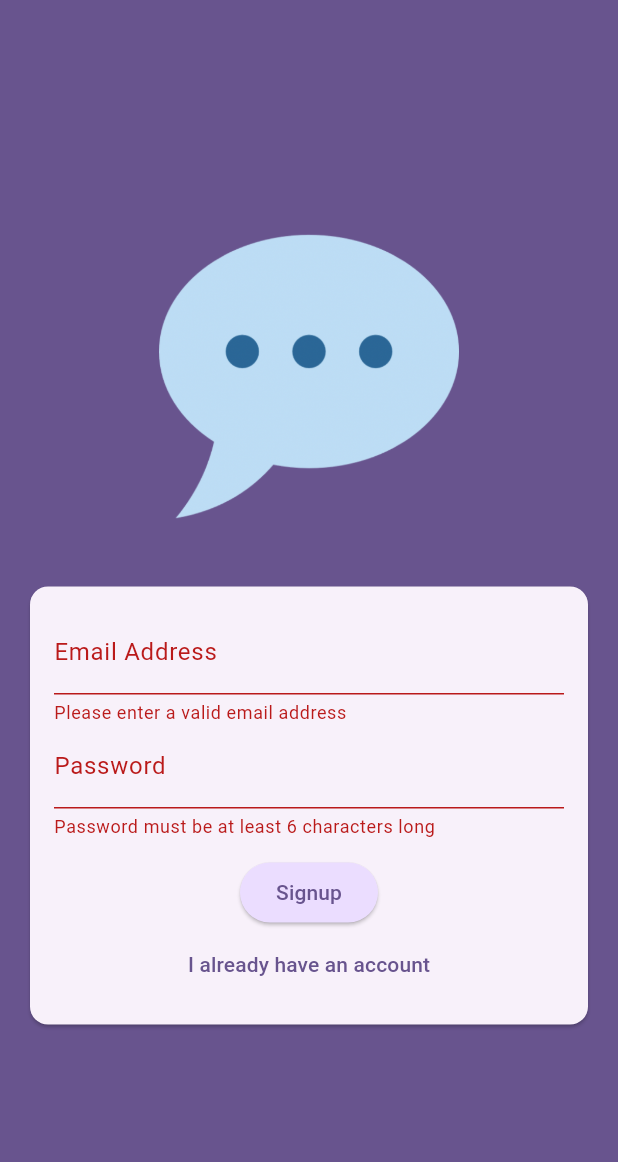
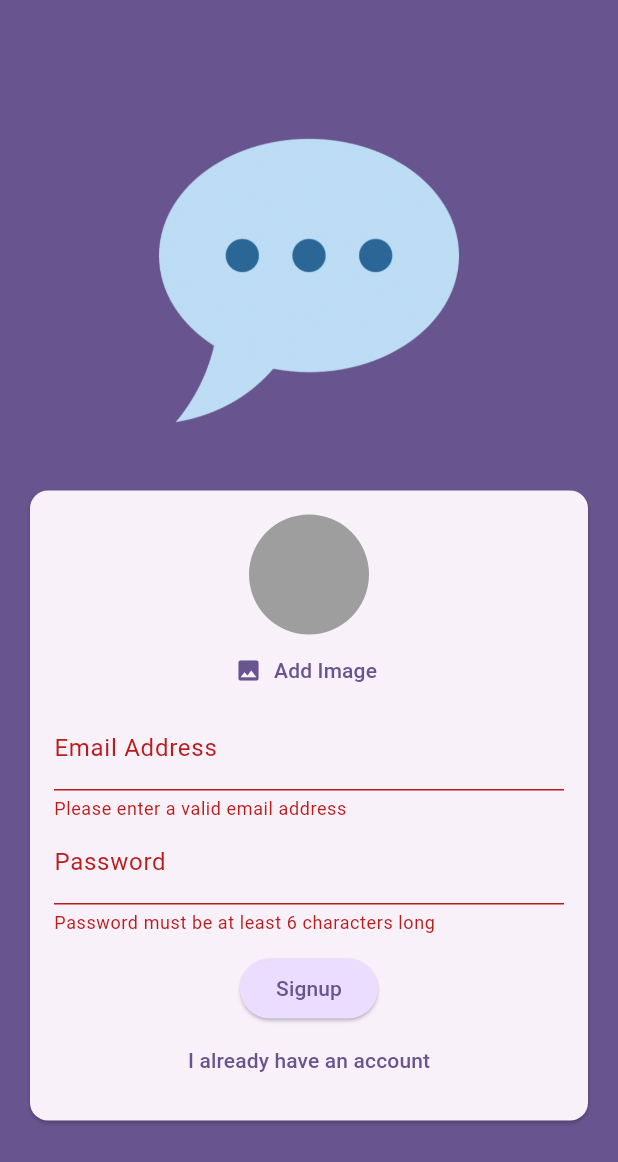
Before and after one commit to sanashajiya/chat_app, a Flutter app: the screen it shows after launch, after a tap on "Login", after a tap on "Create an account", on a phone screen of 412 x 824 dp. Shown: the top 1162 px of the screen. Run offline on Flutter 3.47's test engine with Material 3 defaults, Android fonts, the phone set to English and light mode, and no system bars; our stand-ins replace firebase_auth, firebase_core, image_picker; accounts and stored records are empty; generated files the repository leaves out were written again.

Commit message:
Add a user profile using image_picker

```diff
--- a/lib/screens/auth.dart
+++ b/lib/screens/auth.dart
@@ -1,3 +1,4 @@
+import 'package:chat_app/widgets/user_image_picker.dart';
 import 'package:flutter/material.dart';
 import 'package:firebase_auth/firebase_auth.dart';
 
@@ -73,6 +74,7 @@ class _AuthScreenState extends State<AuthScreen> {
                       child: Column(
                         mainAxisSize: MainAxisSize.min,
                         children: [
+                          if (!_isLogin) UserImagePicker(),
                           TextFormField(
                             decoration: InputDecoration(
                               labelText: 'Email Address',
--- a/lib/widgets/user_image_picker.dart
+++ b/lib/widgets/user_image_picker.dart
@@ -1,4 +1,7 @@
+import 'dart:io';
+
 import 'package:flutter/material.dart';
+import 'package:image_picker/image_picker.dart';
 
 class UserImagePicker extends StatefulWidget {
   const UserImagePicker({super.key});
@@ -8,8 +11,35 @@ class UserImagePicker extends StatefulWidget {
 }
 
 class _UserImagePickerState extends State<UserImagePicker> {
+  File? _pickedImageFile;
+  void _pickImage() async{
+    final pickedImage = await ImagePicker().pickImage(source: ImageSource.camera, imageQuality: 50, maxWidth: 150);
+    if (pickedImage == null) {
+      return;
+    }
+    setState(() {
+      _pickedImageFile = File(pickedImage.path);
+    });
+  }
   @override
   Widget build(BuildContext context) {
-    return const Placeholder();
+    return Column(
+      children: [
+        CircleAvatar(
+          radius: 40,
+          backgroundColor: Colors.grey,
+          foregroundImage: _pickedImageFile != null ? FileImage(_pickedImageFile!) : null,
+        ),
+        TextButton.icon(
+          onPressed: _pickImage,
+          icon: Icon(Icons.image),
+          label: Text("Add Image",
+          style: TextStyle(
+            color: Theme.of(context).colorScheme.primary,
+
+          ),
+          ))
+      ],
+    );
   }
 }
--- a/pubspec.yaml
+++ b/pubspec.yaml
@@ -36,6 +36,8 @@ dependencies:
   cupertino_icons: ^1.0.8
   firebase_core: ^3.13.1
   firebase_auth: ^5.5.4
+  image_picker: ^1.1.2
+  shared_preferences: ^2.5.3
 
 dev_dependencies:
   flutter_test:
```
Also changed, not shown: pubspec.lock, 5 other files.
